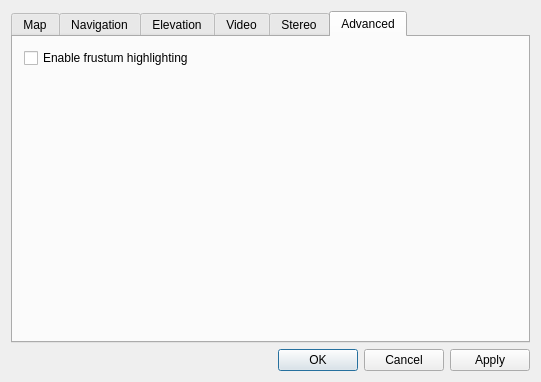
First picture: the form in src/plugins/globe/qgsglobeplugindialog.ui, repository mbernasocchi/qgis, before the edit.
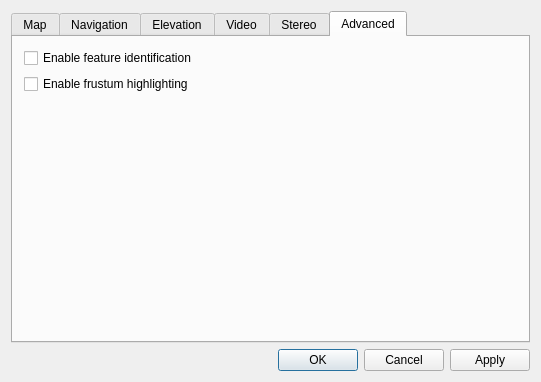
Second picture: the form after the edit. The open tabs and pages were chosen to show the change. Icons and pictures are not drawn.

Patch:
```diff
--- a/src/plugins/globe/qgsglobeplugindialog.ui
+++ b/src/plugins/globe/qgsglobeplugindialog.ui
@@ -726,6 +726,13 @@
        <string>Advanced</string>
       </attribute>
       <layout class="QVBoxLayout" name="verticalLayout_2">
+       <item>
+        <widget class="QCheckBox" name="checkBoxFeatureIdentification">
+         <property name="text">
+          <string>Enable feature identification</string>
+         </property>
+        </widget>
+       </item>
        <item>
         <widget class="QCheckBox" name="checkBoxFrustumHighlighting">
          <property name="text">
```
Left out of the diff: 2 changed lines with no effect on the pictures.
